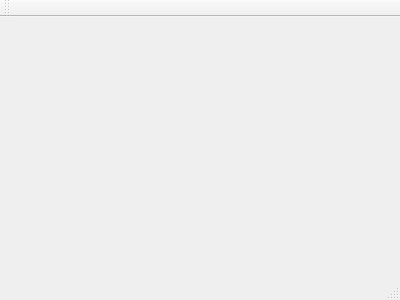
CaelmBleidd/find_substring, file find_substring/mainwindow.ui: the form before one commit.
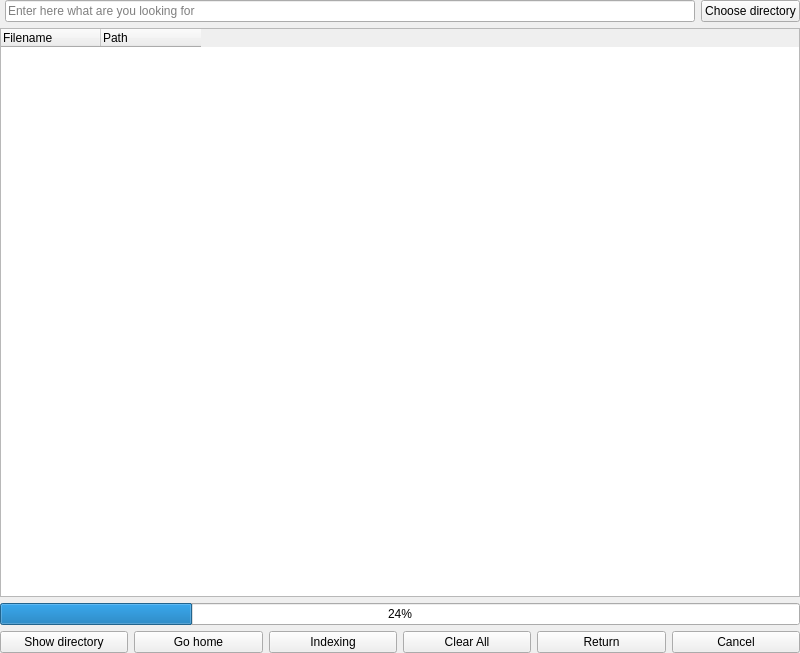
The form after the commit.

Patch:
```diff
--- a/find_substring/mainwindow.ui
+++ b/find_substring/mainwindow.ui
@@ -1,24 +1,264 @@
 <ui version="4.0">
  <class>MainWindow</class>
- <widget class="QMainWindow" name="MainWindow" >
-  <property name="geometry" >
+ <widget class="QMainWindow" name="MainWindow">
+  <property name="geometry">
    <rect>
     <x>0</x>
     <y>0</y>
-    <width>400</width>
-    <height>300</height>
+    <width>800</width>
+    <height>653</height>
    </rect>
   </property>
-  <property name="windowTitle" >
+  <property name="sizePolicy">
+   <sizepolicy hsizetype="Preferred" vsizetype="Preferred">
+    <horstretch>0</horstretch>
+    <verstretch>0</verstretch>
+   </sizepolicy>
+  </property>
+  <property name="windowTitle">
    <string>MainWindow</string>
   </property>
-  <widget class="QMenuBar" name="menuBar" />
-  <widget class="QToolBar" name="mainToolBar" />
-  <widget class="QWidget" name="centralWidget" />
-  <widget class="QStatusBar" name="statusBar" />
+  <widget class="QWidget" name="centralWidget">
+   <property name="acceptDrops">
+    <bool>true</bool>
+   </property>
+   <layout class="QGridLayout" name="gridLayout">
+    <property name="leftMargin">
+     <number>0</number>
+    </property>
+    <property name="topMargin">
+     <number>0</number>
+    </property>
+    <property name="rightMargin">
+     <number>0</number>
+    </property>
+    <property name="bottomMargin">
+     <number>0</number>
+    </property>
+    <item row="1" column="0">
+     <widget class="QTreeWidget" name="treeWidget">
+      <property name="enabled">
+       <bool>true</bool>
+      </property>
+      <property name="sizePolicy">
+       <sizepolicy hsizetype="Expanding" vsizetype="Expanding">
+        <horstretch>0</horstretch>
+        <verstretch>0</verstretch>
+       </sizepolicy>
+      </property>
+      <property name="selectionMode">
+       <enum>QAbstractItemView::ExtendedSelection</enum>
+      </property>
+      <property name="headerHidden">
+       <bool>false</bool>
+      </property>
+      <attribute name="headerMinimumSectionSize">
+       <number>100</number>
+      </attribute>
+      <attribute name="headerStretchLastSection">
+       <bool>false</bool>
+      </attribute>
+      <column>
+       <property name="text">
+        <string>Filename</string>
+       </property>
+       <property name="foreground">
+        <brush brushstyle="SolidPattern">
+         <color alpha="255">
+          <red>0</red>
+          <green>0</green>
+          <blue>0</blue>
+         </color>
+        </brush>
+       </property>
+      </column>
+      <column>
+       <property name="text">
+        <string>Path</string>
+       </property>
+       <property name="foreground">
+        <brush brushstyle="SolidPattern">
+         <color alpha="255">
+          <red>0</red>
+          <green>0</green>
+          <blue>0</blue>
+         </color>
+        </brush>
+       </property>
+      </column>
+     </widget>
+    </item>
+    <item row="2" column="0">
+     <widget class="QProgressBar" name="progressBar">
+      <property name="sizePolicy">
+       <sizepolicy hsizetype="Expanding" vsizetype="Fixed">
+        <horstretch>0</horstretch>
+        <verstretch>0</verstretch>
+       </sizepolicy>
+      </property>
+      <property name="value">
+       <number>24</number>
+      </property>
+     </widget>
+    </item>
+    <item row="3" column="0">
+     <layout class="QHBoxLayout" name="buttonsLayout">
+      <item>
+       <widget class="QPushButton" name="actionShow_directory">
+        <property name="text">
+         <string>Show directory</string>
+        </property>
+       </widget>
+      </item>
+      <item>
+       <widget class="QPushButton" name="actionGo_home">
+        <property name="text">
+         <string>Go home</string>
+        </property>
+       </widget>
+      </item>
+      <item>
+       <widget class="QPushButton" name="actionIndexing_directory">
+        <property name="text">
+         <string>Indexing</string>
+        </property>
+       </widget>
+      </item>
+      <item>
+       <widget class="QPushButton" name="actionClear_all">
+        <property name="text">
+         <string>Clear All</string>
+        </property>
+       </widget>
+      </item>
+      <item>
+       <widget class="QPushButton" name="actionGo_back">
+        <property name="text">
+         <string>Return</string>
+        </property>
+       </widget>
+      </item>
+      <item>
+       <widget class="QPushButton" name="actionCancel">
+        <property name="text">
+         <string>Cancel</string>
+        </property>
+       </widget>
+      </item>
+     </layout>
+    </item>
+    <item row="0" column="0">
+     <layout class="QHBoxLayout" name="pathLayout">
+      <item>
+       <spacer name="horizontalSpacer">
+        <property name="orientation">
+         <enum>Qt::Horizontal</enum>
+        </property>
+        <property name="sizeType">
+         <enum>QSizePolicy::Fixed</enum>
+        </property>
+        <property name="sizeHint" stdset="0">
+         <size>
+          <width>5</width>
+          <height>0</height>
+         </size>
+        </property>
+       </spacer>
+      </item>
+      <item>
+       <widget class="QLineEdit" name="patternLine">
+        <property name="sizePolicy">
+         <sizepolicy hsizetype="Expanding" vsizetype="Fixed">
+          <horstretch>0</horstretch>
+          <verstretch>0</verstretch>
+         </sizepolicy>
+        </property>
+        <property name="placeholderText">
+         <string>Enter here what are you looking for</string>
+        </property>
+        <property name="clearButtonEnabled">
+         <bool>false</bool>
+        </property>
+       </widget>
+      </item>
+      <item>
+       <widget class="QPushButton" name="actionChoose_directory">
+        <property name="text">
+         <string>Choose directory</string>
+        </property>
+       </widget>
+      </item>
+     </layout>
+    </item>
+   </layout>
+  </widget>
+  <action name="actionShow_Directory">
+   <property name="text">
+    <string>&amp;Show Directory</string>
+   </property>
+   <property name="toolTip">
+    <string>Show Directory</string>
+   </property>
+  </action>
+  <action name="actionExit">
+   <property name="text">
+    <string>&amp;Exit</string>
+   </property>
+   <property name="shortcut">
+    <string>Meta+Q</string>
+   </property>
+  </action>
+  <action name="actionAbout">
+   <property name="text">
+    <string>About</string>
+   </property>
+  </action>
+  <action name="actionScan_Directory">
+   <property name="text">
+    <string>&amp;Scan Directory</string>
+   </property>
+   <property name="toolTip">
+    <string>Scan Directory</string>
+   </property>
+   <property name="shortcut">
+    <string>Meta+S</string>
+   </property>
+  </action>
+  <action name="actionHome">
+   <property name="text">
+    <string>Home</string>
+   </property>
+   <property name="toolTip">
+    <string>Go to home folder</string>
+   </property>
+   <property name="shortcut">
+    <string>Meta+H</string>
+   </property>
+  </action>
+  <action name="actionClear_All">
+   <property name="text">
+    <string>Clear_All</string>
+   </property>
+   <property name="toolTip">
+    <string>Remove all duplicates</string>
+   </property>
+   <property name="shortcut">
+    <string>Meta+R</string>
+   </property>
+  </action>
+  <action name="actionReturn">
+   <property name="text">
+    <string>Return</string>
+   </property>
+   <property name="toolTip">
+    <string>Return to the last folder</string>
+   </property>
+   <property name="shortcut">
+    <string>Backspace</string>
+   </property>
+  </action>
  </widget>
- <layoutDefault spacing="6" margin="11" />
- <pixmapfunction></pixmapfunction>
+ <layoutdefault spacing="6" margin="11"/>
  <resources/>
  <connections/>
 </ui>
```
Left out of the diff: 1 changed line with no effect on the pictures.
